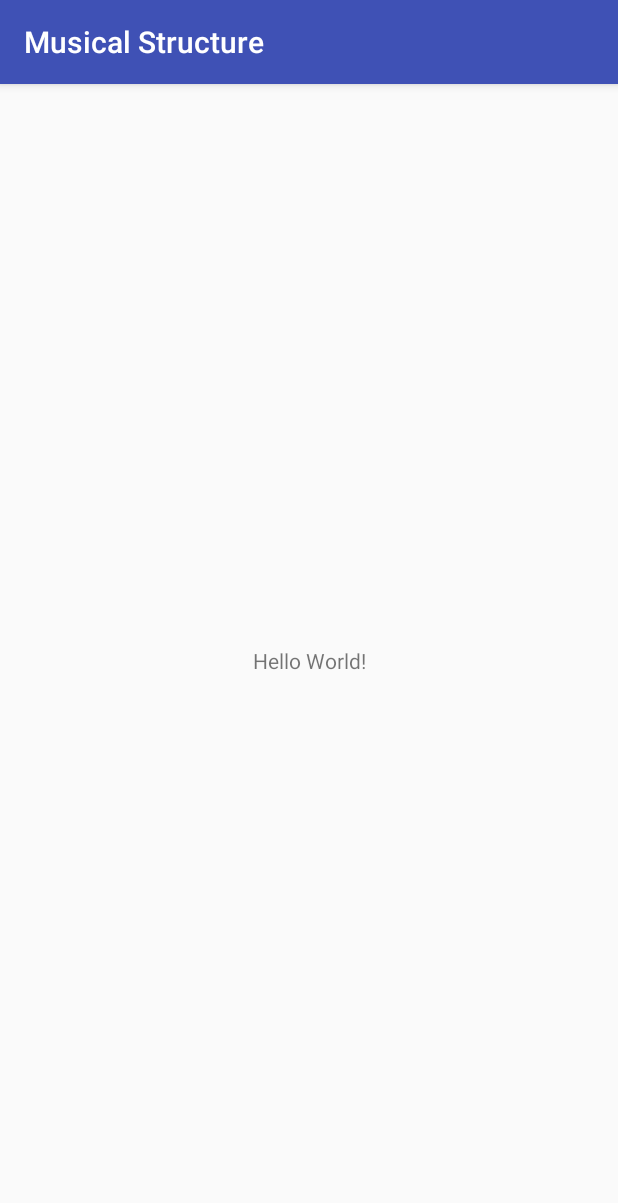
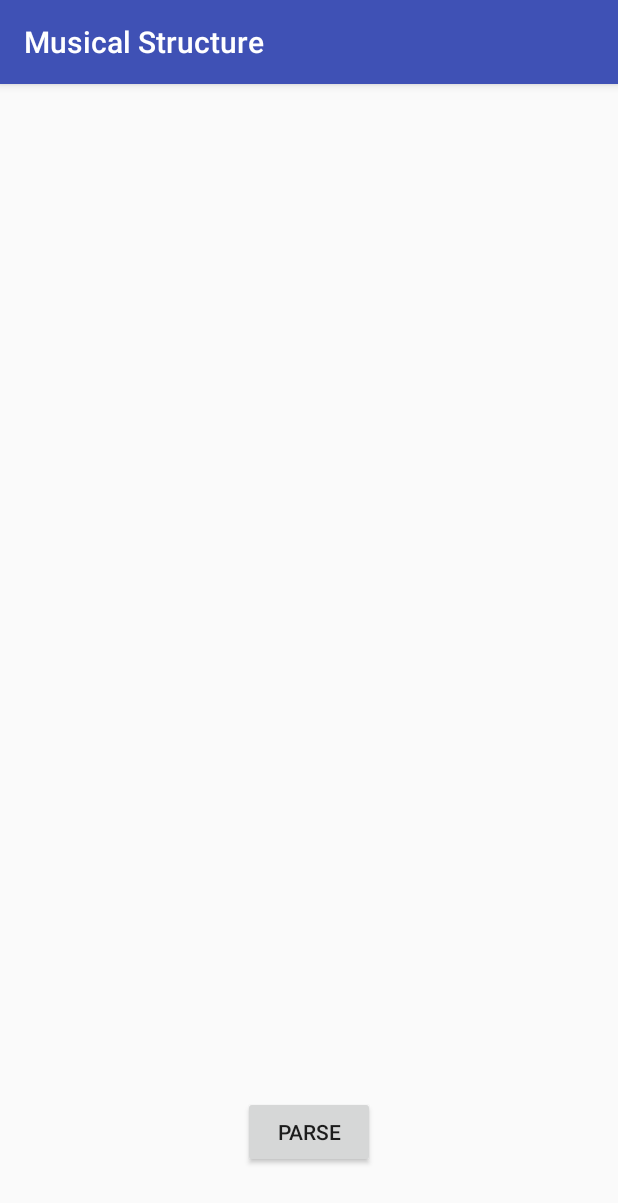
Before and after one commit to jesselima/nanodegree-android-basic-musical-structure, an Android app: the screen it shows after launch (MainActivity), on a phone screen of 412 x 824 dp. Shown: the top 1203 px of the screen. Run offline under Robolectric (Android 15) with nearby library versions, the phone set to English and light mode, and no system bars; our stand-ins replace Volley.

Commit message:
Testing parsing json from api with volley. Tutorial from Code in Flow: https://www.youtube.com/watch?v=y2xtLqP8dSQ https://codinginflow.com/code-examples/android/volley-json-parsing

```diff
--- a/app/build.gradle
+++ b/app/build.gradle
@@ -22,6 +22,7 @@ dependencies {
     implementation fileTree(dir: 'libs', include: ['*.jar'])
     implementation 'com.android.support:appcompat-v7:26.1.0'
     implementation 'com.android.support.constraint:constraint-layout:1.0.2'
+    implementation 'com.android.volley:volley:1.1.0'
     testImplementation 'junit:junit:4.12'
     androidTestImplementation 'com.android.support.test:runner:1.0.1'
     androidTestImplementation 'com.android.support.test.espresso:espresso-core:3.0.1'
--- a/app/src/main/AndroidManifest.xml
+++ b/app/src/main/AndroidManifest.xml
@@ -1,6 +1,8 @@
 <?xml version="1.0" encoding="utf-8"?>
 <manifest xmlns:android="http://schemas.android.com/apk/res/android"
     package="com.udacity.nanodegree.musicalstructure">
+
+    <uses-permission android:name="android.permission.INTERNET" />
 
     <application
         android:allowBackup="true"
--- a/app/src/main/java/com/udacity/nanodegree/musicalstructure/MainActivity.java
+++ b/app/src/main/java/com/udacity/nanodegree/musicalstructure/MainActivity.java
@@ -2,60 +2,74 @@ package com.udacity.nanodegree.musicalstructure;
 
 import android.support.v7.app.AppCompatActivity;
 import android.os.Bundle;
-import android.widget.Toast;
+import android.view.View;
+import android.widget.Button;
+import android.widget.TextView;
+
+import com.android.volley.Request;
+import com.android.volley.RequestQueue;
+import com.android.volley.Response;
+import com.android.volley.VolleyError;
+import com.android.volley.toolbox.JsonObjectRequest;
+import com.android.volley.toolbox.Volley;
 
 import org.json.JSONArray;
 import org.json.JSONException;
 import org.json.JSONObject;
 
-import java.io.IOException;
-import java.io.InputStream;
-import java.util.ArrayList;
-
 public class MainActivity extends AppCompatActivity {
-
-    ArrayList<String> numberList = new ArrayList<>();
+    private TextView mTextViewResult;
+    private RequestQueue mQueue;
 
     @Override
     protected void onCreate(Bundle savedInstanceState) {
         super.onCreate(savedInstanceState);
         setContentView(R.layout.activity_main);
 
-        loadMusicData();
+        mTextViewResult = findViewById(R.id.text_view_result);
+        Button buttonParse = findViewById(R.id.button_parse);
+
+        mQueue = Volley.newRequestQueue(this);
+
+        buttonParse.setOnClickListener(new View.OnClickListener() {
+            @Override
+            public void onClick(View v) {
+                jsonParse();
+            }
+        });
     }
 
-    public void loadMusicData(){
+    private void jsonParse() {
 
-        String json;
+        String url = "https://api.myjson.com/bins/kp9wz";
 
+        JsonObjectRequest request = new JsonObjectRequest(Request.Method.GET, url, null,
+                new Response.Listener<JSONObject>() {
+                    @Override
+                    public void onResponse(JSONObject response) {
+                        try {
+                            JSONArray jsonArray = response.getJSONArray("employees");
 
-        try {
+                            for (int i = 0; i < jsonArray.length(); i++) {
+                                JSONObject employee = jsonArray.getJSONObject(i);
 
-            InputStream is = getAssets().open("xyz.json");
-            int size = is.available();
-            byte[] buffer = new byte[size];
-            is.read(buffer);
-            is.close();
+                                String firstName = employee.getString("firstname");
+                                int age = employee.getInt("age");
+                                String mail = employee.getString("mail");
 
-            json = new String(buffer, "UTF-8");
-            JSONArray jsonArray = new JSONArray(json);
+                                mTextViewResult.append(firstName + ", " + String.valueOf(age) + ", " + mail + "\n\n");
+                            }
+                        } catch (JSONException e) {
+                            e.printStackTrace();
+                        }
+                    }
+                }, new Response.ErrorListener() {
+            @Override
+            public void onErrorResponse(VolleyError error) {
+                error.printStackTrace();
+            }
+        });
 
-            for(int i = 0; i < jsonArray.length(); i++){
-
-                JSONObject obj = jsonArray.getJSONObject(i);
-
-                if (obj.getString("name").equals("Jesse")){
-
-                    numberList.add(obj.getString("number"));
-                    Toast.makeText(getApplicationContext(), numberList.toString(), Toast.LENGTH_SHORT).show();
-
-                }
-            }
-
-        }catch (IOException e){
-            e.printStackTrace();
-        } catch (JSONException e) {
-            e.printStackTrace();
-        }
+        mQueue.add(request);
     }
 }
--- a/app/src/main/res/layout/activity_main.xml
+++ b/app/src/main/res/layout/activity_main.xml
@@ -1,18 +1,26 @@
 <?xml version="1.0" encoding="utf-8"?>
-<android.support.constraint.ConstraintLayout xmlns:android="http://schemas.android.com/apk/res/android"
+<RelativeLayout xmlns:android="http://schemas.android.com/apk/res/android"
     xmlns:app="http://schemas.android.com/apk/res-auto"
     xmlns:tools="http://schemas.android.com/tools"
     android:layout_width="match_parent"
     android:layout_height="match_parent"
+    android:padding="16dp"
     tools:context="com.udacity.nanodegree.musicalstructure.MainActivity">
 
     <TextView
+        android:id="@+id/text_view_result"
         android:layout_width="wrap_content"
         android:layout_height="wrap_content"
-        android:text="Hello World!"
-        app:layout_constraintBottom_toBottomOf="parent"
-        app:layout_constraintLeft_toLeftOf="parent"
-        app:layout_constraintRight_toRightOf="parent"
-        app:layout_constraintTop_toTopOf="parent" />
+        android:textColor="@android:color/black"
+        android:textSize="20sp" />
 
-</android.support.constraint.ConstraintLayout>
+    <Button
+        android:id="@+id/button_parse"
+        android:layout_width="wrap_content"
+        android:layout_height="wrap_content"
+        android:layout_alignParentBottom="true"
+        android:layout_centerHorizontal="true"
+        android:layout_marginBottom="29dp"
+        android:text="parse" />
+
+</RelativeLayout>
```
